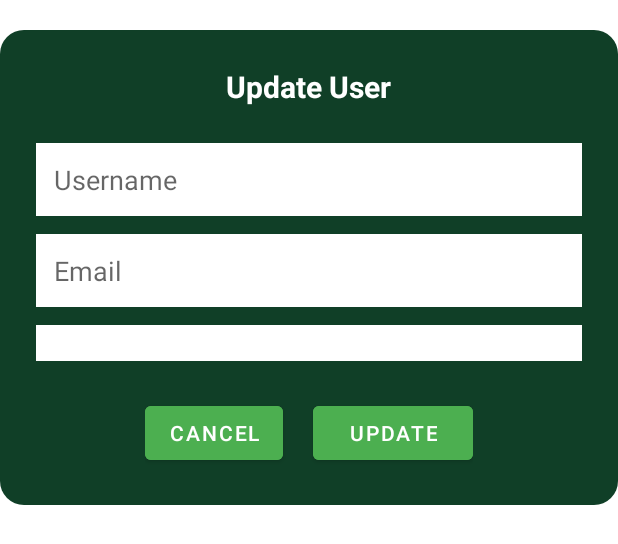
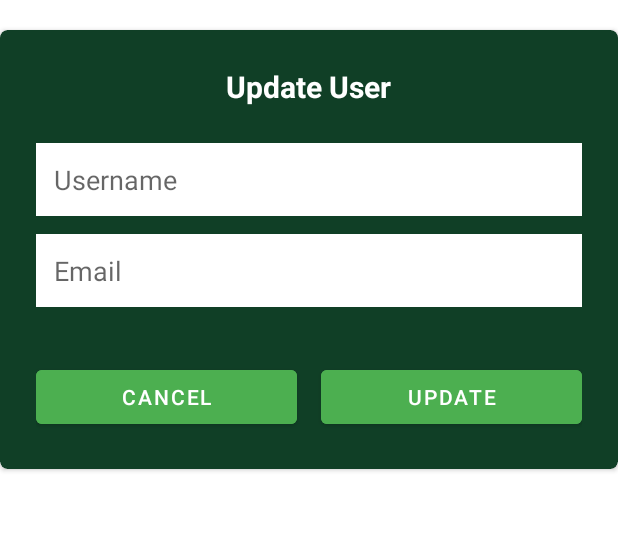
Before and after one commit to julzmari/Verify, an Android app: the layout popup_edit_user.xml on its own in the app's theme, with its tools: preview values and no code run, on a phone screen of 412 x 824 dp. Shown: the top 544 px of the screen. Run offline under Robolectric (Android 15) with nearby library versions, the phone set to English and light mode, and no system bars.

Commit message:
update_user

```diff
--- a/app/build.gradle.kts
+++ b/app/build.gradle.kts
@@ -53,7 +53,7 @@
 
 
     implementation("org.jetbrains.kotlinx:kotlinx-datetime:0.5.0")
-
+    implementation("com.google.android.material:material:1.12.0")
 
 
     implementation("com.github.bumptech.glide:glide:4.16.0")
--- a/app/src/main/res/layout/popup_edit_user.xml
+++ b/app/src/main/res/layout/popup_edit_user.xml
@@ -1,12 +1,21 @@
 <?xml version="1.0" encoding="utf-8"?>
-<LinearLayout xmlns:android="http://schemas.android.com/apk/res/android"
+<androidx.cardview.widget.CardView xmlns:android="http://schemas.android.com/apk/res/android"
+    xmlns:card_view="http://schemas.android.com/apk/res-auto"
     android:id="@+id/addUserContainer"
     android:layout_width="match_parent"
     android:layout_height="wrap_content"
     android:layout_marginTop="20dp"
-    android:background="@drawable/round_greenbg"
-    android:fadingEdge="horizontal|vertical"
-    android:gravity="center"
+    android:elevation="8dp"
+    card_view:cardBackgroundColor="@color/green_primary"
+    card_view:cardCornerRadius="5dp"
+    card_view:cardPreventCornerOverlap="true"
+    card_view:cardUseCompatPadding="false">
+
+    <LinearLayout
+        android:layout_width="match_parent"
+        android:layout_height="wrap_content"
+        android:background="#00FFFFFF"
+        android:backgroundTint="#00FFFFFF"
         android:orientation="vertical"
         android:padding="24dp">
 
@@ -46,33 +55,37 @@
             android:layout_height="wrap_content"
             android:layout_marginBottom="24dp"
             android:background="#FFFFFF"
-        android:padding="12dp" />
+            android:spinnerMode="dropdown" />
 
 
         <LinearLayout
-        android:layout_width="wrap_content"
+            android:layout_width="match_parent"
             android:layout_height="wrap_content"
             android:gravity="center"
-        android:orientation="horizontal">
+            android:orientation="horizontal"
+            android:weightSum="2">
 
             <Button
                 android:id="@+id/cancelbtn"
-            android:layout_width="match_parent"
+                android:layout_width="0dp"
                 android:layout_height="wrap_content"
-            android:layout_marginRight="20dp"
+                android:layout_marginEnd="8dp"
+                android:layout_weight="1"
                 android:backgroundTint="#4CAF50"
-            android:text="Cancel" />
+                android:text="Cancel"
+                android:textColor="#FFFFFF" />
 
             <Button
                 android:id="@+id/updateUserbtn"
-            android:layout_width="wrap_content"
+                android:layout_width="0dp"
                 android:layout_height="wrap_content"
-            android:layout_gravity="center_horizontal"
+                android:layout_marginStart="8dp"
+                android:layout_weight="1"
                 android:backgroundTint="#4CAF50"
-            android:paddingLeft="24dp"
-            android:paddingRight="24dp"
                 android:text="Update"
                 android:textColor="#FFFFFF" />
         </LinearLayout>
 
     </LinearLayout>
+
+</androidx.cardview.widget.CardView>
```
Also changed, not shown: app/src/main/java/com/mobdeve/s18/verify/controller/ManageUser.kt (+73 -7 lines), app/src/main/java/com/mobdeve/s18/verify/controller/UserAdapter.kt (+10 -1 lines). Lines whose indentation alone changed are shown as unchanged.
